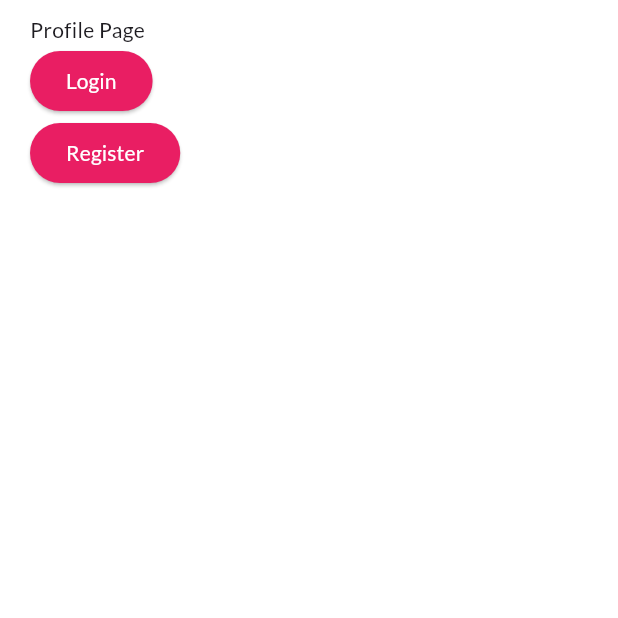
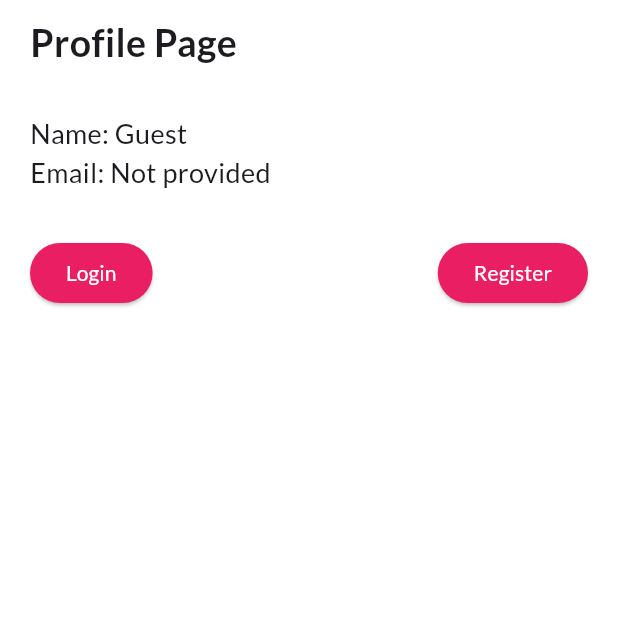
Before and after one commit to TLam2908/Flutter_Learn, a Flutter app: the ProfilePage screen opened directly, on a phone screen of 412 x 824 dp, the top half of it. Run offline on Flutter 3.47's test engine with Material 3 defaults, Android fonts, the phone set to English and light mode, and no system bars; our stand-ins replace card_swiper, flutter_map, geocoding, google_fonts, latlong2, readmore; missing offline and left inert: flutter_map_location_marker; network calls fail.

Commit message:
add: login/register api

```diff
--- a/lib/models/user.dart
+++ b/lib/models/user.dart
@@ -1,15 +1,22 @@
 class User {
+  final int id;
   final String name;
   final String email;
-  final String password;
+  final String? password;
 
-  const User({required this.name, required this.email, required this.password});
+  const User({required this.id, required this.name, required this.email, this.password});
 
   factory User.fromJson(Map<String, dynamic> json) {
     return User(
+      id: json['id'] as int,
       name: json['name'] as String,
       email: json['email'] as String,
       password: json['password'] as String,
     );
   }
+
+  int get userId => this.id;
+  String get userName => this.name;
+  String get userEmail => this.email;
+
 }
--- /dev/null
+++ b/lib/provider/user_provider.dart
@@ -0,0 +1,24 @@
+import 'dart:collection';
+import 'package:flutter_1/api/authentication.dart';
+import 'package:flutter/cupertino.dart';
+import '../models/user.dart';
+
+AuthenticationApi _authenticationApi = AuthenticationApi();
+
+class UserProvider extends ChangeNotifier {
+  User _user;
+  UserProvider(this._user);
+
+  User get user => _user;
+
+  Future<User> loginAndSetUser (String email, String password) async {
+    final loginResponse = await _authenticationApi.loginUser(email, password);
+    if (loginResponse != null) {
+      _user = loginResponse.user;
+      notifyListeners();
+      return _user;
+    } else {
+      throw Exception('Failed to login');
+    }
+  }
+}
--- a/lib/screens/airbnb_profile.dart
+++ b/lib/screens/airbnb_profile.dart
@@ -1,4 +1,6 @@
 import 'package:flutter/material.dart';
+import 'package:flutter_1/provider/user_provider.dart';
+import 'package:provider/provider.dart';
 import 'package:google_fonts/google_fonts.dart';
 
 class ProfilePage extends StatelessWidget {
@@ -15,13 +17,43 @@ class ProfilePage extends StatelessWidget {
             child: Column(
               crossAxisAlignment: CrossAxisAlignment.start,
               children: [
+                Text(
+                  "Profile Page",
+                  style: GoogleFonts.lato(
+                    fontWeight: FontWeight.w700,
+                    fontSize: 25,
+                  ),
+                ),
+                Consumer<UserProvider>(
+                  builder: (context, userProvider, child) {
+                    return Padding(padding: const EdgeInsets.fromLTRB(0, 30, 0, 30),
+                      child: Column(
+                        crossAxisAlignment: CrossAxisAlignment.start,
+                        children: [
+                          Text(
+                            "Name: ${userProvider.user.name}",
+                            style: GoogleFonts.lato(
+                              fontSize: 18,
+                              fontWeight: FontWeight.w500,
+                            ),
+                          ),
+                          Text(
+                            userProvider.user.email.isNotEmpty
+                                ? "Email: ${userProvider.user.email}"
+                                : "Email: Not provided",
+                            style: GoogleFonts.lato(
+                              fontSize: 18,
+                              fontWeight: FontWeight.w500,
+                            ),
+                          ),
+                        ],
+                      ),
+                    );
+                  },
+                ),
                 Row(
                   mainAxisAlignment: MainAxisAlignment.spaceBetween,
                   children: [
-
-                    Text("Profile Page"),
-                  ],
-                ),
                     ElevatedButton(
                       style: ButtonStyle(
                         backgroundColor: MaterialStateProperty.all(Colors.pink),
@@ -29,9 +61,10 @@ class ProfilePage extends StatelessWidget {
                       onPressed: () {
                         Navigator.of(context).pushNamed("/login");
                       },
-                  child: Text("Login", style: GoogleFonts.lato(
-                    color: Colors.white
-                  ),),
+                      child: Text(
+                        "Login",
+                        style: GoogleFonts.lato(color: Colors.white),
+                      ),
                     ),
                     ElevatedButton(
                       style: ButtonStyle(
@@ -40,9 +73,12 @@ class ProfilePage extends StatelessWidget {
                       onPressed: () {
                         Navigator.of(context).pushNamed("/register");
                       },
-                  child: Text("Register", style: GoogleFonts.lato(
-                      color: Colors.white
-                  ),),
+                      child: Text(
+                        "Register",
+                        style: GoogleFonts.lato(color: Colors.white),
+                      ),
+                    ),
+                  ],
                 ),
               ],
             ),
```
Also changed, not shown: lib/airbnb_main.dart (+13 -3 lines), lib/api/authentication.dart (added, +64 -0 lines), lib/route_generator.dart (+15 -11 lines), lib/screens/login.dart (+76 -17 lines), lib/screens/register.dart (+40 -33 lines). Lines whose indentation alone changed are shown as unchanged.
